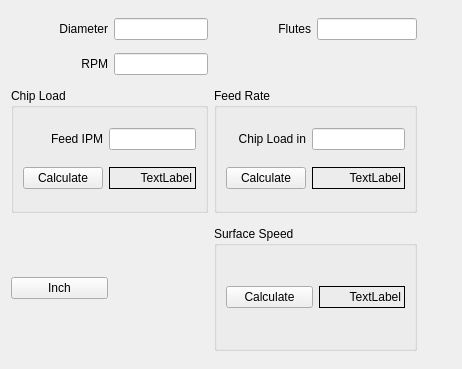
This is flexgui/src/libflexgui/fsc.ui in jethornton/flexgui as Qt 5 draws it before an edit. The edited form follows.
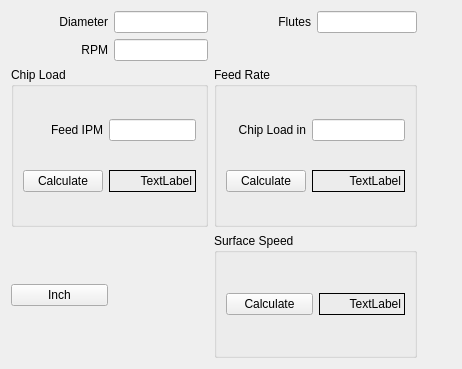
This is the edited form.

Commit message: fix fsc groupbox size

The edit to the form file:
```diff
--- a/flexgui/src/libflexgui/fsc.ui
+++ b/flexgui/src/libflexgui/fsc.ui
@@ -116,7 +116,7 @@
      <property name="maximumSize">
       <size>
        <width>16777215</width>
-       <height>125</height>
+       <height>16777215</height>
       </size>
      </property>
      <property name="title">
```
Left out of the diff: 178 changed lines with no effect on the pictures.
